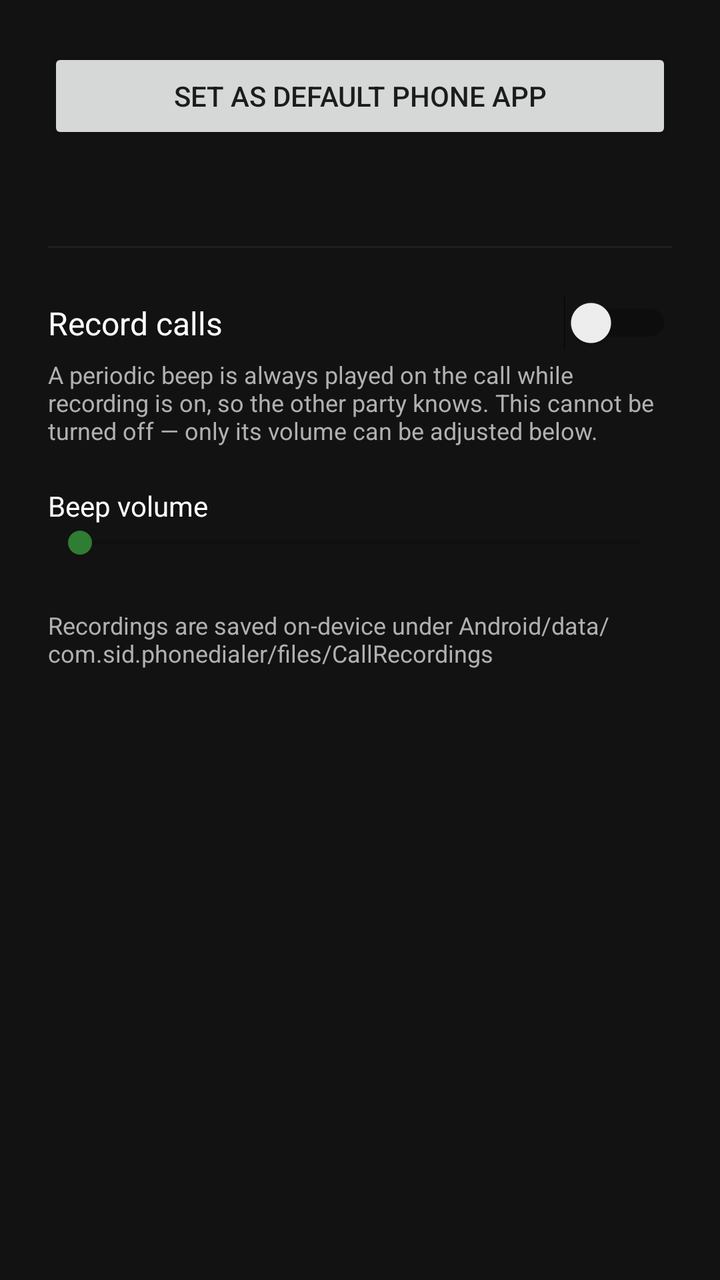
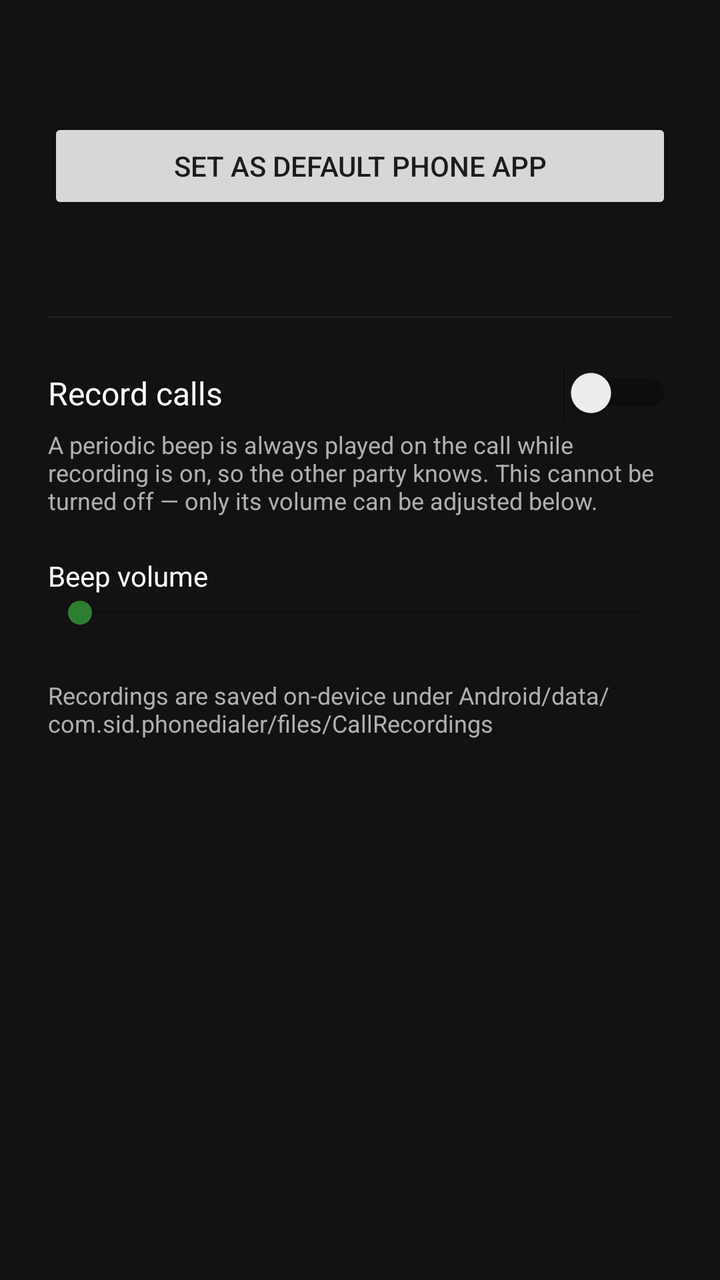

Compare the two renders of this Android layout. The source of the first and the diff that turns it into the second are given below.
<!-- AndroidManifest.xml: activity theme Theme.PhoneDialer -->
<!-- res/layout/activity_settings.xml -->
<?xml version="1.0" encoding="utf-8"?>
<LinearLayout xmlns:android="http://schemas.android.com/apk/res/android"
    android:layout_width="match_parent"
    android:layout_height="match_parent"
    android:orientation="vertical"
    android:background="@color/background"
    android:padding="24dp">

    <Button
        android:id="@+id/btnSetDefault"
        android:layout_width="match_parent"
        android:layout_height="wrap_content"
        android:text="Set as default phone app" />

    <TextView
        android:id="@+id/tvDefaultStatus"
        android:layout_width="match_parent"
        android:layout_height="wrap_content"
        android:layout_marginTop="8dp"
        android:textColor="@color/text_secondary" />

    <View
        android:layout_width="match_parent"
        android:layout_height="1dp"
        android:layout_marginVertical="24dp"
        android:background="@color/surface" />

    <LinearLayout
        android:layout_width="match_parent"
        android:layout_height="wrap_content"
        android:orientation="horizontal"
        android:gravity="center_vertical">

        <TextView
            android:layout_width="0dp"
            android:layout_height="wrap_content"
            android:layout_weight="1"
            android:text="Record calls"
            android:textColor="@color/text_primary"
            android:textSize="16sp" />

        <Switch
            android:id="@+id/switchRecording"
            android:layout_width="wrap_content"
            android:layout_height="wrap_content" />
    </LinearLayout>

    <TextView
        android:layout_width="match_parent"
        android:layout_height="wrap_content"
        android:layout_marginTop="4dp"
        android:text="A periodic beep is always played on the call while recording is on, so the other party knows. This cannot be turned off — only its volume can be adjusted below."
        android:textColor="@color/text_secondary"
        android:textSize="12sp" />

    <TextView
        android:layout_width="match_parent"
        android:layout_height="wrap_content"
        android:layout_marginTop="20dp"
        android:text="Beep volume"
        android:textColor="@color/text_primary" />

    <SeekBar
        android:id="@+id/seekBeepVolume"
        android:layout_width="match_parent"
        android:layout_height="wrap_content"
        android:max="100" />

    <TextView
        android:layout_width="match_parent"
        android:layout_height="wrap_content"
        android:layout_marginTop="24dp"
        android:text="Recordings are saved on-device under Android/data/com.sid.phonedialer/files/CallRecordings"
        android:textColor="@color/text_secondary"
        android:textSize="12sp" />

</LinearLayout>
<!-- resources referenced by this layout -->
<resources>
  <color name="background">#121212</color>
  <color name="surface">#1E1E1E</color>
  <color name="text_primary">#FFFFFF</color>
  <color name="text_secondary">#B0B0B0</color>
  <style name="Theme.PhoneDialer" parent="Theme.MaterialComponents.DayNight.NoActionBar">
          <item name="colorPrimary">@color/primary</item>
          <item name="colorPrimaryDark">@color/primary_dark</item>
          <item name="colorAccent">@color/accent_green</item>
          <item name="android:windowBackground">@color/background</item>
      </style>
  <color name="primary">#1565C0</color>
  <color name="primary_dark">#0D47A1</color>
  <color name="accent_green">#2E7D32</color>
</resources>

<!-- the commit's change to res/layout/activity_settings.xml (unified diff, before → after) -->
@@ -5,6 +5,15 @@
     android:orientation="vertical"
     android:background="@color/background"
     android:padding="24dp">
+
+    <TextView
+        android:id="@+id/tvBuildVersion"
+        android:layout_width="match_parent"
+        android:layout_height="wrap_content"
+        android:layout_marginBottom="16dp"
+        android:textColor="@color/accent_green"
+        android:textSize="14sp"
+        android:textStyle="bold" />
 
     <Button
         android:id="@+id/btnSetDefault"
<!-- resource entries referenced after the edit -->
@@ -1,5 +1,6 @@
 <!-- resources referenced by this layout -->
 <resources>
+  <color name="accent_green">#2E7D32</color>
   <color name="background">#121212</color>
   <color name="surface">#1E1E1E</color>
   <color name="text_primary">#FFFFFF</color>
@@ -12,6 +13,5 @@
       </style>
   <color name="primary">#1565C0</color>
   <color name="primary_dark">#0D47A1</color>
-  <color name="accent_green">#2E7D32</color>
 </resources>
 
